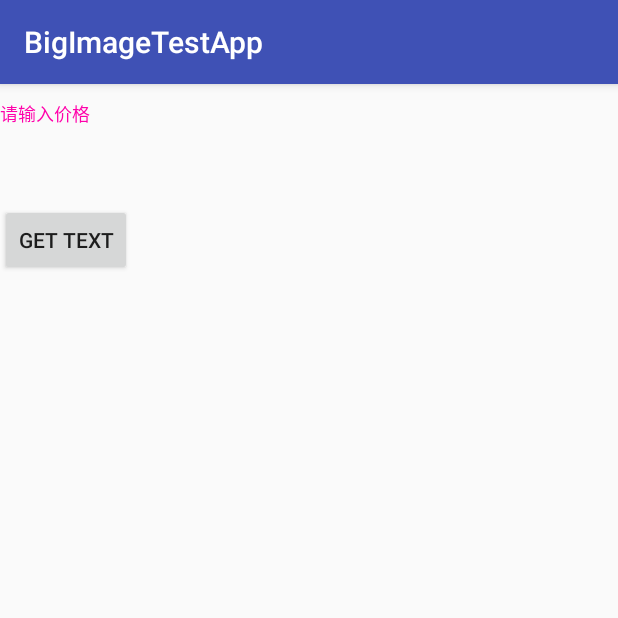
After one commit to ZGaoFei/CustomerViewTest, an Android app: the EditTextActivity screen opened directly, with no data from a screen before it, on a phone screen of 412 x 824 dp, the top half of it. The commit adds this screen. Run offline under Robolectric (Android 15) with nearby library versions, the phone set to English and light mode, and no system bars.

```diff
--- /dev/null
+++ b/app/src/main/java/cn/com/nggirl/bigimagetestapp/edittext/EditTextActivity.java
@@ -0,0 +1,83 @@
+package cn.com.nggirl.bigimagetestapp.edittext;
+
+import android.content.Context;
+import android.content.Intent;
+import android.os.Bundle;
+import android.support.v7.app.AppCompatActivity;
+import android.text.Editable;
+import android.text.TextWatcher;
+import android.view.View;
+import android.widget.Button;
+import android.widget.EditText;
+import android.widget.Toast;
+
+import java.util.regex.Matcher;
+import java.util.regex.Pattern;
+
+import cn.com.nggirl.bigimagetestapp.R;
+import cn.com.nggirl.bigimagetestapp.edittext.view.CustomerEditText;
+
+public class EditTextActivity extends AppCompatActivity {
+    private EditText editText;
+    private CustomerEditText customerEditText;
+    private Button button;
+
+    public static void start(Context context) {
+        context.startActivity(new Intent(context, EditTextActivity.class));
+    }
+
+    @Override
+    protected void onCreate(Bundle savedInstanceState) {
+        super.onCreate(savedInstanceState);
+        setContentView(R.layout.activity_edit_text);
+
+        initView();
+    }
+
+    private void initView() {
+        editText = (EditText) findViewById(R.id.edit_text);
+        customerEditText = (CustomerEditText) findViewById(R.id.custom_edit_text);
+        button = (Button) findViewById(R.id.button_get_text);
+        button.setOnClickListener(new View.OnClickListener() {
+            @Override
+            public void onClick(View v) {
+                Toast.makeText(EditTextActivity.this, customerEditText.getTexts(), Toast.LENGTH_SHORT).show();
+            }
+        });
+
+        editText.addTextChangedListener(new TextWatcher() {
+
+            private int selectionStart;
+            private int selectionEnd;
+
+            @Override
+            public void beforeTextChanged(CharSequence s, int start, int count, int after) {
+
+            }
+
+            @Override
+            public void onTextChanged(CharSequence s, int start, int before, int count) {
+
+            }
+
+            @Override
+            public void afterTextChanged(Editable s) {
+                selectionStart = editText.getSelectionStart();
+                selectionEnd = editText.getSelectionEnd();
+
+                if (!isOnlyPointNumber(editText.getText().toString()) && s.length() > 0) {
+                    //删除多余输入的字（不会显示出来）
+                    s.delete(selectionStart - 1, selectionEnd);
+                    editText.setText(s);
+                    editText.setSelection(s.length());
+                }
+            }
+        });
+    }
+
+    public static boolean isOnlyPointNumber(String number) {
+        Pattern pattern = Pattern.compile("^\\d+\\.?\\d{0,2}$");
+        Matcher matcher = pattern.matcher(number);
+        return matcher.matches();
+    }
+}
--- /dev/null
+++ b/app/src/main/res/layout/activity_edit_text.xml
@@ -0,0 +1,39 @@
+<?xml version="1.0" encoding="utf-8"?>
+<LinearLayout
+    xmlns:android="http://schemas.android.com/apk/res/android"
+    xmlns:tools="http://schemas.android.com/tools"
+    android:layout_width="match_parent"
+    android:layout_height="match_parent"
+    android:orientation="vertical"
+    tools:context="cn.com.nggirl.bigimagetestapp.edittext.EditTextActivity">
+
+    <EditText
+        android:id="@+id/edit_text"
+        android:layout_width="match_parent"
+        android:layout_height="40dp"
+        android:background="@null"
+        android:hint="请输入价格"
+        android:inputType="numberDecimal"
+        android:maxLength="7"
+        android:maxLines="1"
+        android:textColorHint="#ff00aa"
+        android:textSize="12sp"/>
+
+    <cn.com.nggirl.bigimagetestapp.edittext.view.CustomerEditText
+        android:id="@+id/custom_edit_text"
+        android:layout_width="match_parent"
+        android:layout_height="40dp"
+        android:background="@null"
+        android:inputType="numberDecimal|number"
+        android:maxLength="7"
+        android:maxLines="1"
+        android:textColorHint="#ff00aa"
+        android:textSize="12sp"/>
+
+    <Button
+        android:id="@+id/button_get_text"
+        android:layout_width="wrap_content"
+        android:layout_height="wrap_content"
+        android:text="get text"/>
+
+</LinearLayout>
--- a/app/src/main/res/values/strings.xml
+++ b/app/src/main/res/values/strings.xml
@@ -1,3 +1,6 @@
 <resources>
     <string name="app_name">BigImageTestApp</string>
+
+    <string name="ok">确定</string>
+    <string name="cancel">取消</string>
 </resources>
```
Also changed, not shown: app/src/main/AndroidManifest.xml (+17 -16 lines), app/src/main/java/cn/com/nggirl/bigimagetestapp/MainActivity.java (+16 -0 lines), app/src/main/java/cn/com/nggirl/bigimagetestapp/edittext/view/CustomerEditText.java (added, +109 -0 lines), app/src/main/java/cn/com/nggirl/bigimagetestapp/timepicker/DatePickerShowDialog.java (added, +113 -0 lines), app/src/main/java/cn/com/nggirl/bigimagetestapp/timepicker/TimePickerActivity.java (added, +105 -0 lines), app/src/main/res/layout/activity_main.xml (+12 -0 lines), app/src/main/res/layout/activity_time_picker.xml (added, +22 -0 lines), app/src/main/res/layout/date_picker_layout.xml (added, +9 -0 lines).
